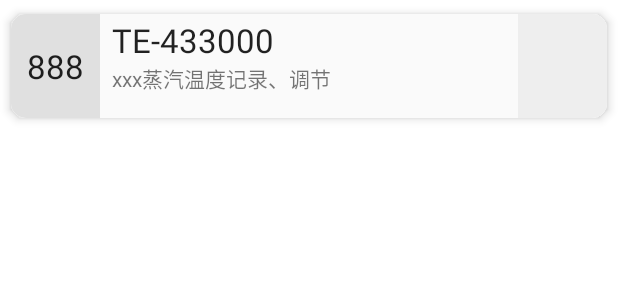
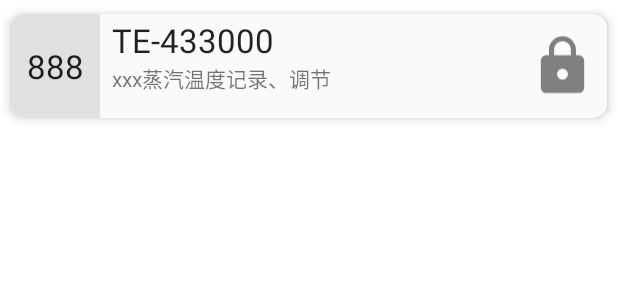
Before and after one commit to blueskygroup007/AutoJiaHua, an Android app: the layout rv_item_device.xml on its own in the app's theme, with its tools: preview values and no code run, on a phone screen of 412 x 824 dp. Shown: the top 300 px of the screen. Run offline under Robolectric (Android 15) with nearby library versions, the phone set to English and light mode, and no system bars.

Commit message:
增加联锁图标变化

```diff
--- a/app/src/main/res/drawable/ic_baseline_lock_24.xml
+++ b/app/src/main/res/drawable/ic_baseline_lock_disable_24.xml
@@ -1,4 +1,4 @@
-<vector android:height="24dp" android:tint="#000000"
+<vector android:height="24dp" android:tint="#808080"
     android:viewportHeight="24" android:viewportWidth="24"
     android:width="24dp" xmlns:android="http://schemas.android.com/apk/res/android">
     <path android:fillColor="@android:color/white" android:pathData="M18,8h-1L17,6c0,-2.76 -2.24,-5 -5,-5S7,3.24 7,6v2L6,8c-1.1,0 -2,0.9 -2,2v10c0,1.1 0.9,2 2,2h12c1.1,0 2,-0.9 2,-2L20,10c0,-1.1 -0.9,-2 -2,-2zM12,17c-1.1,0 -2,-0.9 -2,-2s0.9,-2 2,-2 2,0.9 2,2 -0.9,2 -2,2zM15.1,8L8.9,8L8.9,6c0,-1.71 1.39,-3.1 3.1,-3.1 1.71,0 3.1,1.39 3.1,3.1v2z"/>
--- /dev/null
+++ b/app/src/main/res/drawable/ic_baseline_lock_enable_24.xml
@@ -0,0 +1,5 @@
+<vector android:height="24dp" android:tint="#ff0000"
+    android:viewportHeight="24" android:viewportWidth="24"
+    android:width="24dp" xmlns:android="http://schemas.android.com/apk/res/android">
+    <path android:fillColor="@android:color/holo_red_dark" android:pathData="M18,8h-1L17,6c0,-2.76 -2.24,-5 -5,-5S7,3.24 7,6v2L6,8c-1.1,0 -2,0.9 -2,2v10c0,1.1 0.9,2 2,2h12c1.1,0 2,-0.9 2,-2L20,10c0,-1.1 -0.9,-2 -2,-2zM12,17c-1.1,0 -2,-0.9 -2,-2s0.9,-2 2,-2 2,0.9 2,2 -0.9,2 -2,2zM15.1,8L8.9,8L8.9,6c0,-1.71 1.39,-3.1 3.1,-3.1 1.71,0 3.1,1.39 3.1,3.1v2z"/>
+</vector>
--- /dev/null
+++ b/app/src/main/res/drawable/ic_interlock_alarm.xml
@@ -0,0 +1,5 @@
+<?xml version="1.0" encoding="utf-8"?>
+<selector xmlns:android="http://schemas.android.com/apk/res/android">
+<item android:drawable="@drawable/ic_baseline_lock_disable_24" android:state_active="false"/>
+    <item android:drawable="@drawable/ic_baseline_lock_enable_24" android:state_active="true"/>
+</selector>
--- a/app/src/main/res/layout/rv_item_device.xml
+++ b/app/src/main/res/layout/rv_item_device.xml
@@ -2,9 +2,10 @@
 <LinearLayout xmlns:android="http://schemas.android.com/apk/res/android"
     xmlns:app="http://schemas.android.com/apk/res-auto"
     xmlns:tools="http://schemas.android.com/tools"
-    android:orientation="vertical"
     android:layout_width="match_parent"
-    android:layout_height="wrap_content">
+    android:layout_height="wrap_content"
+    android:orientation="vertical">
+
     <androidx.cardview.widget.CardView
         android:id="@+id/card_item"
         android:layout_width="match_parent"
@@ -34,6 +35,7 @@
                 android:layout_height="wrap_content"
                 android:orientation="vertical"
                 app:layout_constraintGuide_percent="0.85" />
+
             <androidx.constraintlayout.widget.Guideline
                 android:id="@+id/guideline4"
                 android:layout_width="wrap_content"
@@ -47,6 +49,7 @@
                 android:layout_height="wrap_content"
                 android:orientation="horizontal"
                 app:layout_constraintGuide_percent="0.5" />
+
             <TextView
                 android:id="@+id/tv_number"
                 android:layout_width="0dp"
@@ -88,12 +91,13 @@
                 app:layout_constraintStart_toStartOf="@+id/guideline2"
                 app:layout_constraintTop_toBottomOf="@+id/tv_tag"
                 tools:text="xxx蒸汽温度记录、调节" />
+
             <ImageView
                 android:id="@+id/iv_lock"
                 android:layout_width="0dp"
                 android:layout_height="0dp"
-            android:background="@color/material_color_grey_200"
                 android:padding="8dp"
+                android:src="@drawable/ic_baseline_lock_disable_24"
                 app:layout_constraintBottom_toBottomOf="parent"
                 app:layout_constraintEnd_toEndOf="parent"
                 app:layout_constraintStart_toStartOf="@+id/guideline3"
--- a/app/src/main/res/menu/activity_main_drawer.xml
+++ b/app/src/main/res/menu/activity_main_drawer.xml
@@ -18,7 +18,7 @@
             android:title="@string/menu_special" />
         <item
             android:id="@+id/nav_interlock"
-            android:icon="@drawable/ic_baseline_lock_24"
+            android:icon="@drawable/ic_baseline_lock_disable_24"
             android:title="@string/menu_interlock" />
         <item
             android:id="@+id/nav_phone"
--- a/app/src/main/res/navigation/mobile_navigation.xml
+++ b/app/src/main/res/navigation/mobile_navigation.xml
@@ -43,12 +43,12 @@
         android:label="fragment_interlock"
         tools:layout="@layout/fragment_interlock" />
     <fragment
-        android:id="@+id/nav_phone"
+        android:id="@+id/nav_database"
         android:name="com.bluesky.autojiahua.ui.database.DatabaseFragment"
         android:label="fragment_database"
         tools:layout="@layout/fragment_database" />
     <fragment
-        android:id="@+id/nav_database"
+        android:id="@+id/nav_phone"
         android:name="com.bluesky.autojiahua.ui.phone.PhoneFragment"
         android:label="fragment_phone"
         tools:layout="@layout/fragment_phone" />
```
Also changed, not shown: app/src/main/java/com/bluesky/autojiahua/ui/database/DatabaseFragment.java (+8 -3 lines), app/src/main/java/com/bluesky/autojiahua/ui/home/DetailFragment.java (+7 -5 lines), app/src/main/java/com/bluesky/autojiahua/ui/home/DevicePagingAdapter.java (+7 -0 lines). Lines whose indentation alone changed are shown as unchanged.
